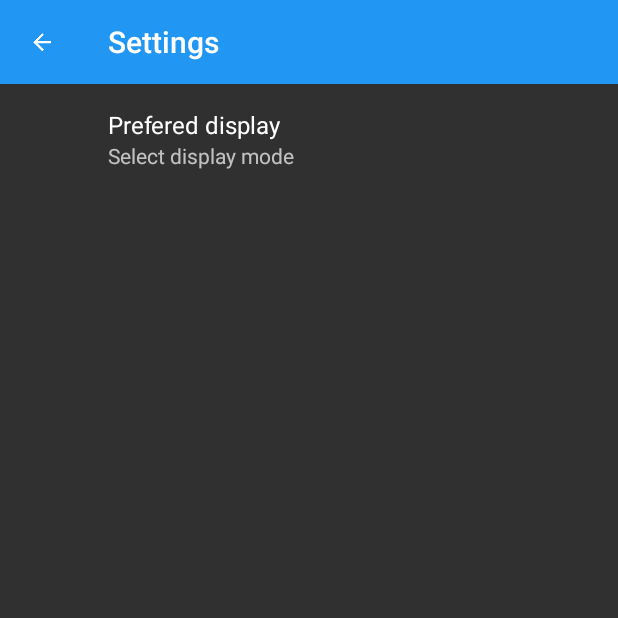
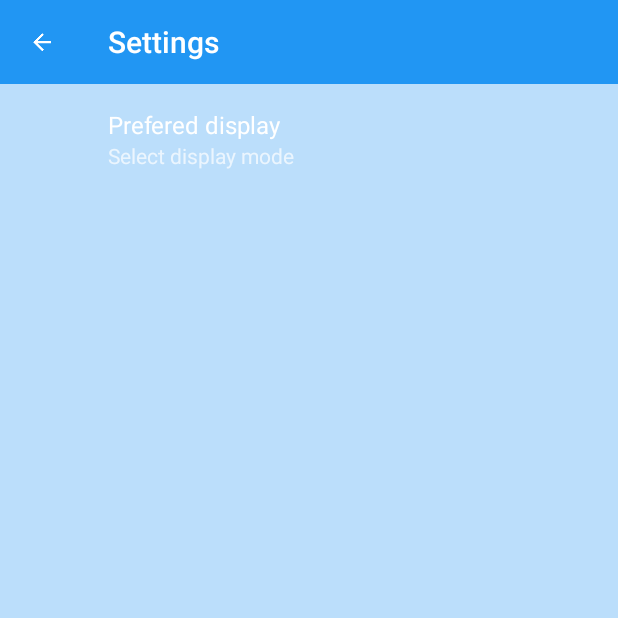
Before and after one commit to djularic/PopularMoviesP1, an Android app: the screen it shows after launch (SettingsActivity), in the options menu, after a tap on "Settings", on a phone screen of 412 x 824 dp, the top half of it. Run offline under Robolectric (Android 15) with nearby library versions, the phone set to English and light mode, and no system bars; our stand-ins replace androidx.preference.

```diff
--- a/app/build.gradle
+++ b/app/build.gradle
@@ -5,7 +5,7 @@ android {
     buildToolsVersion "25.0.2"
     defaultConfig {
         applicationId "com.jularic.dominik.popularmoviesp1"
-        minSdkVersion 18
+        minSdkVersion 15
         targetSdkVersion 25
         versionCode 1
         versionName "1.0"
--- a/app/src/main/AndroidManifest.xml
+++ b/app/src/main/AndroidManifest.xml
@@ -4,7 +4,6 @@
 
     <uses-permission android:name="android.permission.INTERNET" />
     <uses-permission android:name="android.permission.ACCESS_NETWORK_STATE" />
-    <uses-permission android:name="android.permission.ACCESS_WIFI_STATE" />
 
     <application
         android:allowBackup="true"
--- a/app/src/main/java/com/jularic/dominik/popularmoviesp1/MoviesFragment.java
+++ b/app/src/main/java/com/jularic/dominik/popularmoviesp1/MoviesFragment.java
@@ -42,15 +42,14 @@ public class MoviesFragment extends Fragment implements SharedPreferences.OnShar
 
     private static final String STATE_MOVIES = "movie_list" ;
     private Context mContext;
-    TextView mTextView;
+    TextView mTextViewNoConnection;
     RecyclerView mRecyclerView;
     AdapterMovies mAdapterMovies;
     GridLayoutManager mGridLayoutManager;
     private ProgressBar mProgressBar;
     private MovieList mMovieList;
     static int screenWidth;
-    private final OkHttpClient okHttpClient = new OkHttpClient();
-    private final Gson gson = new Gson();
+    private final OkHttpClient mOkHttpClient = new OkHttpClient();
     private static boolean sortByPopularity;
     private String sortPreference;
     private static final String API_KEY = "YOUR_TMDB_API_KEY_GOES_HERE";
@@ -79,27 +78,41 @@ public class MoviesFragment extends Fragment implements SharedPreferences.OnShar
         display.getSize(size);
 
         screenWidth = size.x/NUM_OF_COLUMNS_SMARTPHONE;
+
+
         if(getActivity()!=null){
             setupSharedPreferences();
             mProgressBar = (ProgressBar) rootView.findViewById(R.id.pb_fragment_movies);
             mRecyclerView = (RecyclerView) rootView.findViewById(R.id.rv_movies);
             mGridLayoutManager = new GridLayoutManager(getContext(), NUM_OF_COLUMNS_SMARTPHONE);
             mRecyclerView.setLayoutManager(mGridLayoutManager);
+            mTextViewNoConnection = (TextView) rootView.findViewById(R.id.tv_network_availabilty);
 
-            if(savedInstanceState != null){
+            mTextViewNoConnection.setVisibility(View.VISIBLE);
+
+            if(savedInstanceState != null ) {
                 mMovieList = savedInstanceState.getParcelable(STATE_MOVIES);
+                if(mMovieList != null){
+                    mTextViewNoConnection.setVisibility(View.GONE);
                     mRecyclerView.setAdapter(new AdapterMovies(getContext(), mMovieList, screenWidth));
-                mProgressBar.setVisibility(View.GONE);
-
                 }
-            else {
+                else{
+                   mTextViewNoConnection.setVisibility(View.VISIBLE);
+                }
+             }
+            else if(isNetworkAvailable()){
                 try {
-                    //set the mMovieList with new data
                     getDataFromTMDBApi(sortByPopularity);
                 } catch (Exception e) {
                     e.printStackTrace();
                 }
+                mTextViewNoConnection.setVisibility(View.GONE);
+                mRecyclerView.setVisibility(View.VISIBLE);
             }
+            else{
+                //mTextViewNoConnection.setVisibility(View.VISIBLE);
+            }
+
         }
         return rootView;
     }
@@ -107,6 +120,9 @@ public class MoviesFragment extends Fragment implements SharedPreferences.OnShar
     public void getDataFromTMDBApi(boolean sortByPopularity) throws Exception {
 
         String urlForParse;
+        if(isNetworkAvailable()){
+            mProgressBar.setVisibility(View.VISIBLE);
+        }
 
         if(sortByPopularity == true) {
             urlForParse = URL_TMDB_POPULAR_MOVIES;
@@ -121,7 +137,7 @@ public class MoviesFragment extends Fragment implements SharedPreferences.OnShar
 
         final Handler mainHandler = new Handler(getContext().getMainLooper());
 
-        okHttpClient.newCall(request).enqueue(new Callback() {
+        mOkHttpClient.newCall(request).enqueue(new Callback() {
             @Override public void onFailure(Call call, IOException e) {
                 e.printStackTrace();
             }
@@ -147,15 +163,6 @@ public class MoviesFragment extends Fragment implements SharedPreferences.OnShar
     @Override
     public void onStart(){
         super.onStart();
-
-        if(isNetworkAvailable()){
-            mRecyclerView.setVisibility(View.VISIBLE);
-        }
-        else{
-            mTextView = (TextView) getActivity().findViewById(R.id.tv_network_availabilty);
-            mTextView.setVisibility(View.VISIBLE);
-            mRecyclerView.setVisibility(View.GONE);
-        }
     }
 
     @Override
@@ -203,10 +210,13 @@ public class MoviesFragment extends Fragment implements SharedPreferences.OnShar
     }
 
     @Override
-    public void onSharedPreferenceChanged(SharedPreferences sharedPreferences, String s) {
-        if(s.equals(getString(R.string.sp_key_preference_sort))){
-
+    public void onSharedPreferenceChanged(SharedPreferences sharedPreferences, String key) {
+        if(key.equals(getString(R.string.sp_key_preference_sort))){
             setupSharedPreferences();
+                if(!isNetworkAvailable()){
+                    mTextViewNoConnection.setVisibility(View.VISIBLE);
+                    mMovieList = null;
+                }
                 try {
                     getDataFromTMDBApi(sortByPopularity);
                 } catch (Exception e) {
@@ -214,6 +224,7 @@ public class MoviesFragment extends Fragment implements SharedPreferences.OnShar
                 }
                 mRecyclerView.setAdapter(mAdapterMovies);
 
+
         }
     }
 }
--- a/app/src/main/res/layout/activity_settings.xml
+++ b/app/src/main/res/layout/activity_settings.xml
@@ -1,7 +1,8 @@
 <?xml version="1.0" encoding="utf-8"?>
 <RelativeLayout xmlns:android="http://schemas.android.com/apk/res/android"
     android:layout_width="match_parent"
-    android:layout_height="match_parent">
+    android:layout_height="match_parent"
+    android:background="@color/colorPrimaryLight">
 
     <include
         android:id="@+id/toolbar"
--- a/app/src/main/res/layout/toolbar.xml
+++ b/app/src/main/res/layout/toolbar.xml
@@ -3,6 +3,7 @@
     xmlns:app="http://schemas.android.com/apk/res-auto"
     android:layout_width="match_parent"
     android:layout_height="?attr/actionBarSize"
-    android:background="@color/colorPrimary">
+    android:background="@color/colorPrimary"
+    app:popupTheme="@style/ToolbarStyle">
 
 </android.support.v7.widget.Toolbar>
--- a/app/src/main/res/values/dimens.xml
+++ b/app/src/main/res/values/dimens.xml
@@ -12,5 +12,6 @@
     <dimen name="tv_date_padding_right">0dp</dimen>
     <dimen name="tv_date_padding_top">15dp</dimen>
     <dimen name="tc_date_padding_bottom">0dp</dimen>
+    <dimen name="tv_date_text_size">25sp</dimen>
 
 </resources>
--- a/app/src/main/res/values/styles.xml
+++ b/app/src/main/res/values/styles.xml
@@ -7,6 +7,11 @@
         <item name="colorPrimaryDark">@color/colorPrimaryDark</item>
         <item name="colorAccent">@color/colorAccent</item>
         <item name="preferenceTheme">@style/PreferenceThemeOverlay</item>
+    </style>
+
+    <style name="ToolbarStyle" parent="Theme.AppCompat.Light">
+        <item name="android:colorBackground">@color/colorPrimaryLight</item>
+        <item name="android:textColor">@color/colorSecondaryText</item>
     </style>
 
     <style name="tv_movie_details">
--- a/app/src/main/res/xml/pref_visualizer.xml
+++ b/app/src/main/res/xml/pref_visualizer.xml
@@ -1,11 +1,11 @@
 <?xml version="1.0" encoding="utf-8"?>
 <PreferenceScreen xmlns:android="http://schemas.android.com/apk/res/android">
     <ListPreference
+        android:id="@+id/lp_display_mode"
         android:key="@string/sp_key_preference_sort"
         android:title="@string/list_preference_sort_title"
-
+        android:defaultValue="@string/lp_display_mode_default_value"
         android:entries="@array/sorting_names_array"
         android:entryValues="@array/sorting_values_array"
-        android:summary="@string/list_preference_sorting_mode"
-        />
+        android:summary="@string/list_preference_sorting_mode"/>
 </PreferenceScreen>
```
Also changed, not shown: app/src/main/java/com/jularic/dominik/popularmoviesp1/adapters/AdapterMovies.java (+10 -5 lines), app/src/main/res/layout/fragment_detail.xml (+16 -13 lines), app/src/main/res/layout/fragment_movies.xml (+11 -7 lines), app/src/main/res/values/strings.xml (+21 -0 lines). Lines whose indentation alone changed are shown as unchanged.
